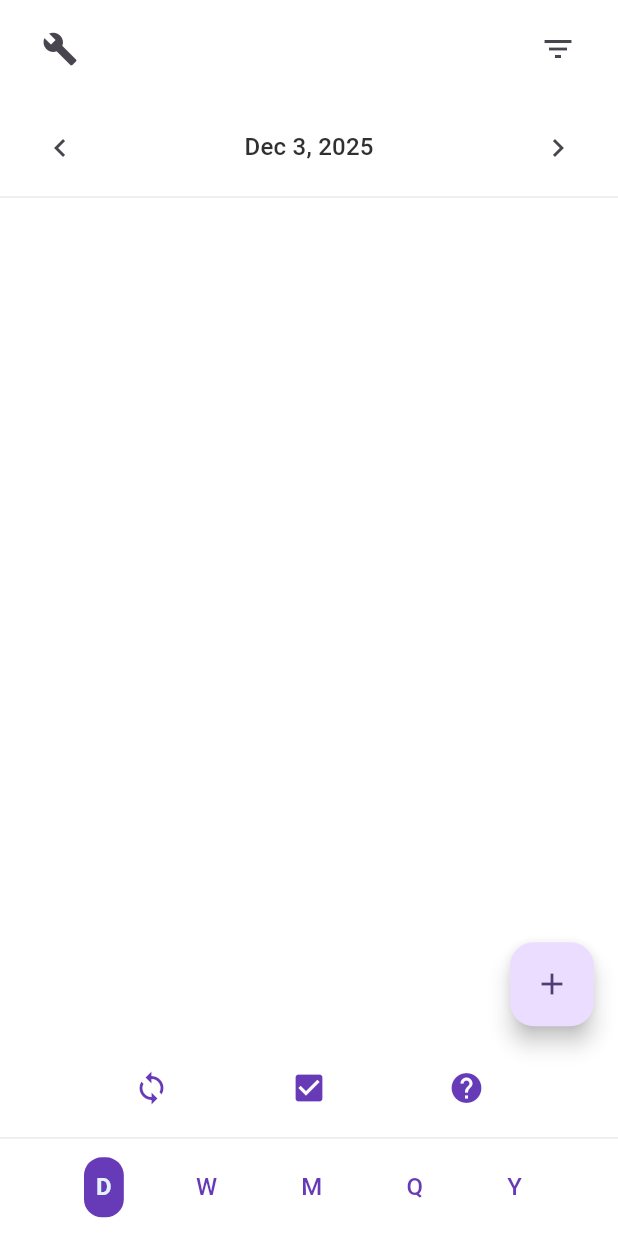
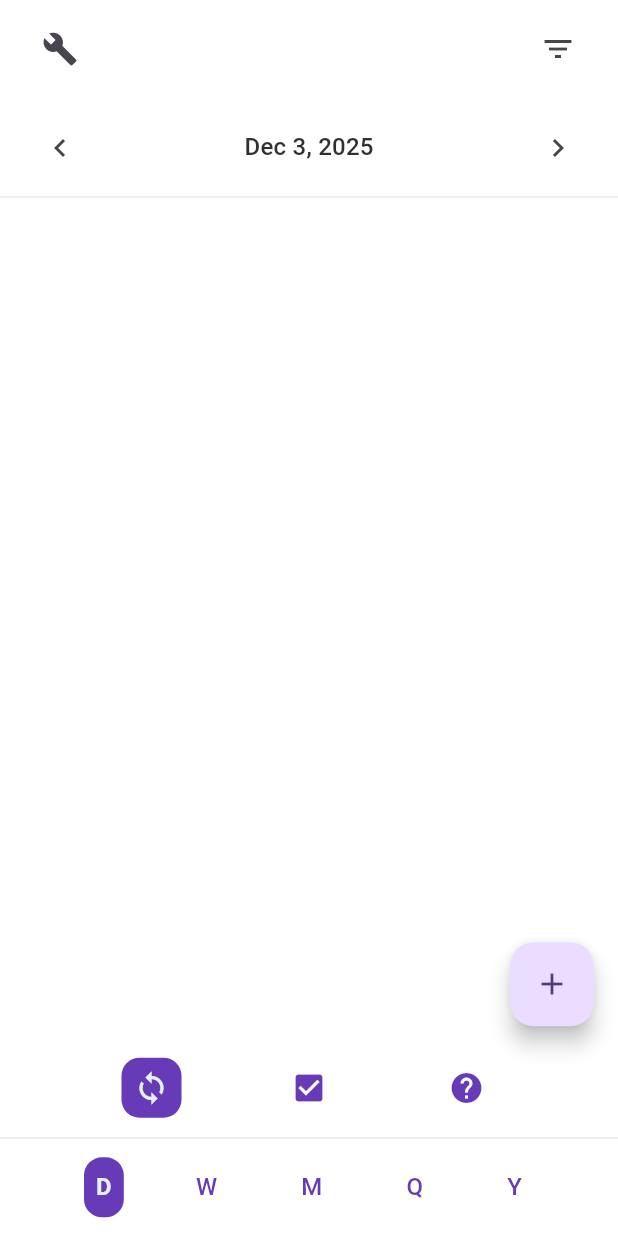
Before and after one commit to nicholasrr/t4g-projectlife, a Flutter app: the screen it shows after launch, on a phone screen of 412 x 824 dp. Run offline on Flutter 3.47's test engine with Material 3 defaults, Android fonts, the phone set to English and light mode, and no system bars; our stand-ins replace hive, hive_flutter; accounts and stored records are empty.

Commit message:
Highlighting type selectors

```diff
--- a/lib/widgets/type_selector.dart
+++ b/lib/widgets/type_selector.dart
@@ -24,16 +24,19 @@
           _TypeButton(
             icon: Icons.sync,
             label: 'Recurring',
+            isSelected: Globals.selectedType == SelectedType.recurring,
             onTap: () => setState(() => Globals.setRecurring()),
           ),
           _TypeButton(
             icon: Icons.check_box,
             label: 'Ad-hoc',
+            isSelected: Globals.selectedType == SelectedType.adhoc,
             onTap: () => setState(() => Globals.setAdHoc()),
           ),
           _TypeButton(
             icon: Icons.help,
             label: 'How-to',
+            isSelected: Globals.selectedType == SelectedType.howto,
             onTap: () => setState(() => Globals.setHowTo()),
           ),
         ],
@@ -46,9 +49,15 @@
 class _TypeButton extends StatelessWidget {
   final IconData icon;
   final String label;
+  final bool isSelected;
   final VoidCallback? onTap;
 
-  const _TypeButton({required this.icon, required this.label, this.onTap});
+  const _TypeButton({
+    required this.icon,
+    required this.label,
+    required this.isSelected,
+    required this.onTap,
+  });
 
   @override
   Widget build(BuildContext context) {
@@ -60,18 +69,34 @@
           (_, isHowTo, _) => InkWell(
             onTap: onTap,
             borderRadius: BorderRadius.circular(AppTheme.radius),
-            child: Padding(
+            child: Container(
               padding: const EdgeInsets.all(AppTheme.spacing),
+              decoration: BoxDecoration(
+                color:
+                    isSelected
+                        ? AppTheme.light.primaryColor
+                        : Colors.transparent,
+                borderRadius: BorderRadius.circular(AppTheme.radius),
+              ),
               child: Column(
                 mainAxisSize: MainAxisSize.min,
                 children: [
-                  Icon(icon, color: theme.colorScheme.primary),
+                  Icon(
+                    icon,
+                    color:
+                        isSelected
+                            ? AppTheme.light.secondaryHeaderColor
+                            : AppTheme.light.primaryColor,
+                  ),
                   if (isHowTo) ...[
                     const SizedBox(height: AppTheme.spacing / 2),
                     Text(
                       label,
                       style: theme.textTheme.labelSmall!.copyWith(
-                        color: theme.colorScheme.primary,
+                        color:
+                            isSelected
+                                ? AppTheme.light.secondaryHeaderColor
+                                : AppTheme.light.primaryColor,
                       ),
                     ),
                   ],
```
